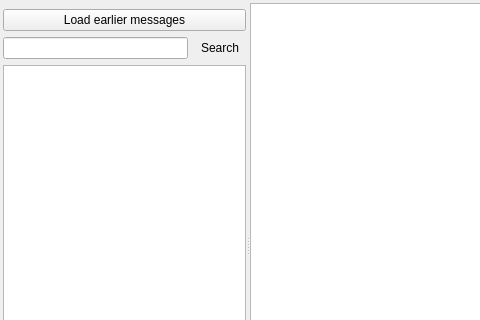
Qt form trunk/src/plugins/messagearchiver/archiveviewwindow.ui (vacuum-im/vacuum-im) before a commit; both pictures show x 0 to 480 and y 0 to 320 of the 774 by 508 pixel window.
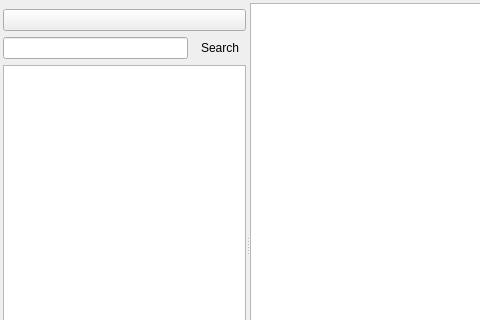
The same form after that commit. Custom widgets are drawn as their Qt base class.

Commit message: Кнопка загрузки более ранних сообщений сделана более информативной.

Patch:
```diff
--- a/trunk/src/plugins/messagearchiver/archiveviewwindow.ui
+++ b/trunk/src/plugins/messagearchiver/archiveviewwindow.ui
@@ -45,11 +45,7 @@
          </widget>
         </item>
         <item>
-         <widget class="QPushButton" name="pbtLoadEarlierMessages">
-          <property name="text">
-           <string>Load earlier messages</string>
-          </property>
-         </widget>
+         <widget class="QPushButton" name="pbtLoadEarlierMessages"/>
         </item>
         <item>
          <widget class="QWidget" name="wdtArchiveSearch" native="true">
```
The commit also changes 5 other files.
